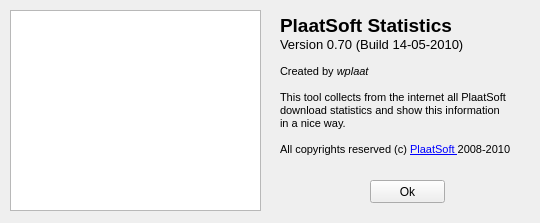
First picture: the form in src/about.ui, repository plaatsoft/plaatstats, before the edit.
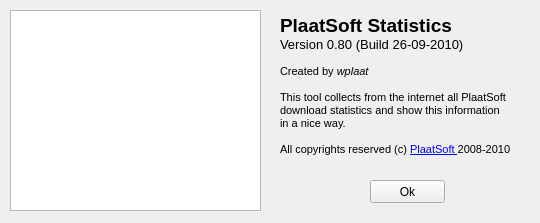
Second picture: the form after the edit.

```diff
--- a/src/about.ui
+++ b/src/about.ui
@@ -38,7 +38,7 @@
 p, li { white-space: pre-wrap; }
 &lt;/style&gt;&lt;/head&gt;&lt;body style=&quot; font-family:'MS Shell Dlg 2'; font-size:8.25pt; font-weight:400; font-style:normal;&quot;&gt;
 &lt;p style=&quot; margin-top:0px; margin-bottom:0px; margin-left:0px; margin-right:0px; -qt-block-indent:0; text-indent:0px;&quot;&gt;&lt;span style=&quot; font-size:14pt; font-weight:600;&quot;&gt;PlaatSoft Statistics&lt;/span&gt;&lt;/p&gt;
-&lt;p style=&quot; margin-top:0px; margin-bottom:0px; margin-left:0px; margin-right:0px; -qt-block-indent:0; text-indent:0px;&quot;&gt;&lt;span style=&quot; font-size:10pt;&quot;&gt;Version 0.70 (Build 14-05-2010)&lt;/span&gt;&lt;/p&gt;
+&lt;p style=&quot; margin-top:0px; margin-bottom:0px; margin-left:0px; margin-right:0px; -qt-block-indent:0; text-indent:0px;&quot;&gt;&lt;span style=&quot; font-size:10pt;&quot;&gt;Version 0.80 (Build 26-09-2010)&lt;/span&gt;&lt;/p&gt;
 &lt;p style=&quot; margin-top:0px; margin-bottom:0px; margin-left:0px; margin-right:0px; -qt-block-indent:0; text-indent:0px;&quot;&gt;&lt;span style=&quot; font-size:8pt;&quot;&gt;          &lt;/span&gt;&lt;/p&gt;
 &lt;p style=&quot; margin-top:0px; margin-bottom:0px; margin-left:0px; margin-right:0px; -qt-block-indent:0; text-indent:0px;&quot;&gt;&lt;span style=&quot; font-size:8pt;&quot;&gt;Created by &lt;/span&gt;&lt;span style=&quot; font-size:8pt; font-style:italic;&quot;&gt;wplaat&lt;/span&gt;&lt;/p&gt;
 &lt;p style=&quot; margin-top:0px; margin-bottom:0px; margin-left:0px; margin-right:0px; -qt-block-indent:0; text-indent:0px;&quot;&gt;&lt;span style=&quot; font-size:8pt;&quot;&gt;       &lt;/span&gt;&lt;/p&gt;
```
